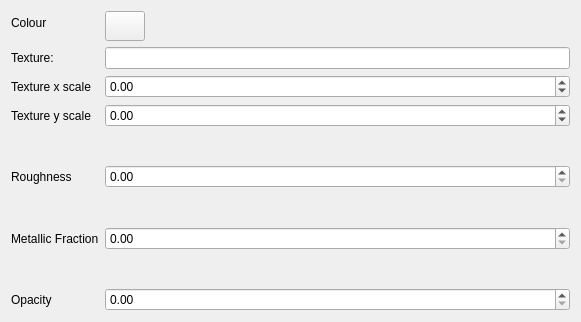
Qt form gui_client/MaterialEditor.ui (shipilovden/substrata-metasiberia) before a commit.
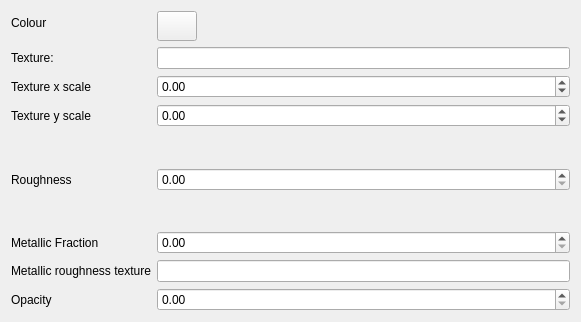
The same form after that commit. Custom widgets are drawn as their Qt base class.

Commit message: Refactored LoadModelTask, also how we start loading resources after downloading them. Added loading_model_URL_to_world_ob_UID_map and loading_model_URL_to_avatar_UID_map to MainWindow. Added metallic-roughness texture support to UI.

Diff of the .ui file:
```diff
--- a/gui_client/MaterialEditor.ui
+++ b/gui_client/MaterialEditor.ui
@@ -124,22 +124,6 @@
    <item row="8" column="1">
     <widget class="RealControl" name="metallicFractionDoubleSpinBox"/>
    </item>
-   <item row="9" column="1">
-    <spacer name="verticalSpacer_2">
-     <property name="orientation">
-      <enum>Qt::Vertical</enum>
-     </property>
-     <property name="sizeType">
-      <enum>QSizePolicy::Expanding</enum>
-     </property>
-     <property name="sizeHint" stdset="0">
-      <size>
-       <width>20</width>
-       <height>0</height>
-      </size>
-     </property>
-    </spacer>
-   </item>
    <item row="10" column="0">
     <widget class="QLabel" name="label_7">
      <property name="text">
@@ -169,6 +153,16 @@
      </property>
     </widget>
    </item>
+   <item row="9" column="0">
+    <widget class="QLabel" name="label">
+     <property name="text">
+      <string>Metallic roughness texture</string>
+     </property>
+    </widget>
+   </item>
+   <item row="9" column="1">
+    <widget class="FileSelectWidget" name="metallicRoughnessFileSelectWidget"/>
+   </item>
   </layout>
  </widget>
  <customwidgets>
```
The commit also changes 15 other files.
